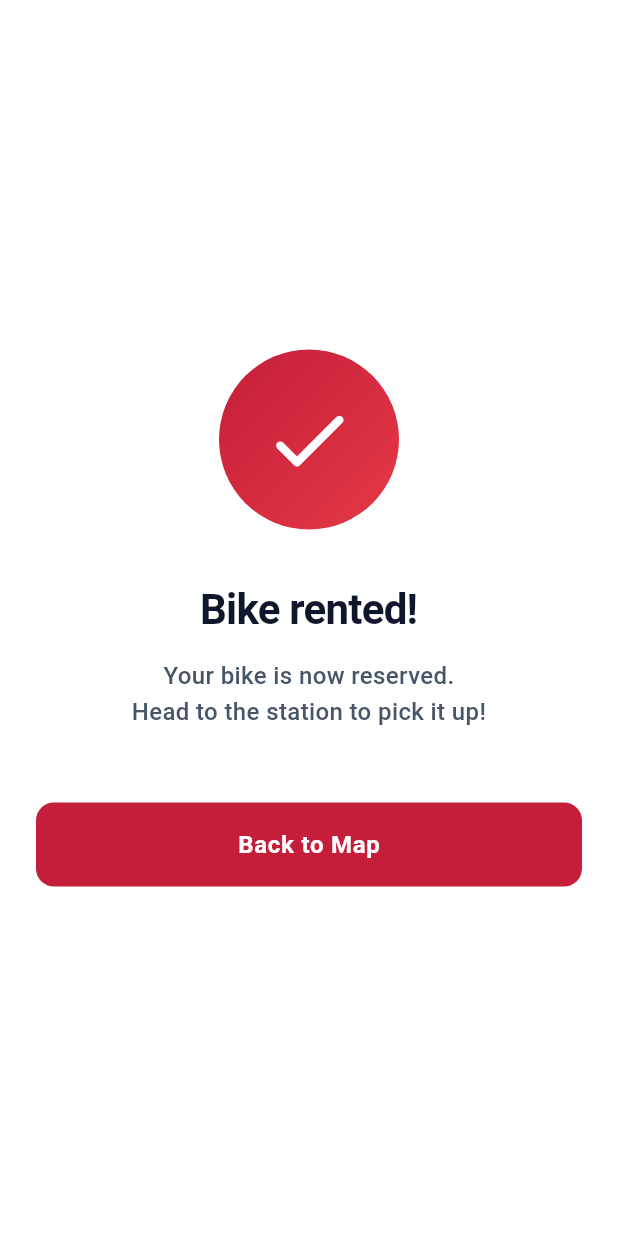
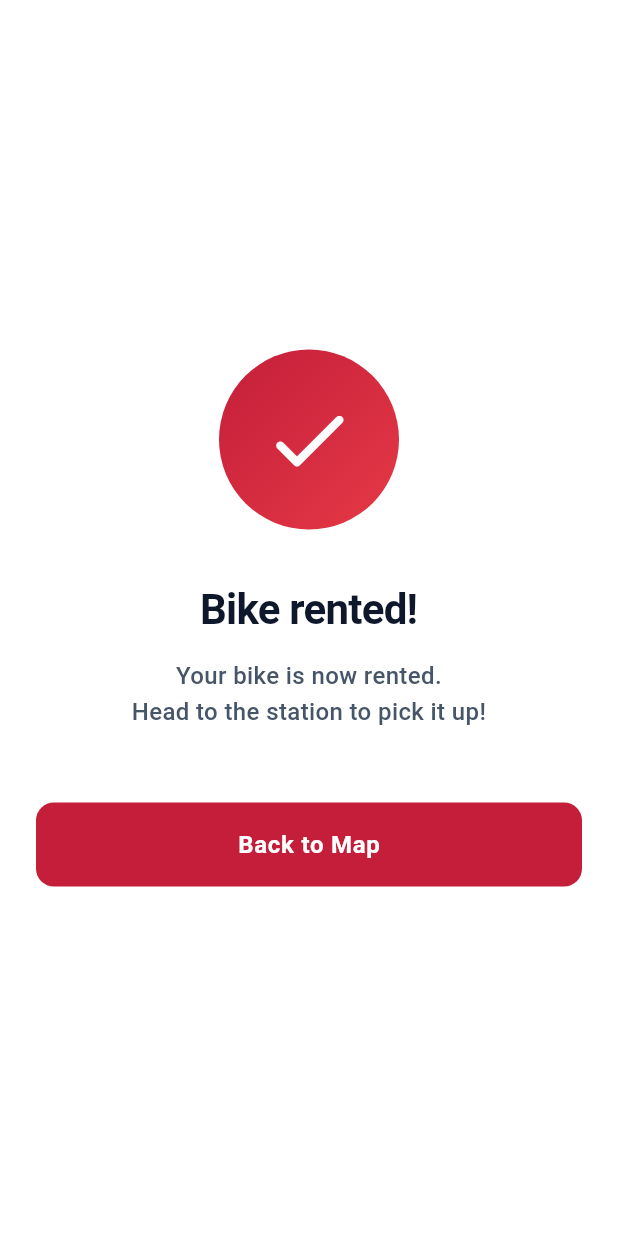
Before and after one commit to ChhunSivHeng/BIKE--KIE, a Flutter app: the SuccessContent screen opened directly, on a phone screen of 412 x 824 dp. Run offline on Flutter 3.47's test engine with Material 3 defaults, Android fonts, the phone set to English and light mode, and no system bars; our stand-ins replace flutter_map, latlong2; accounts and stored records are empty.

Commit message:
change keyword

```diff
--- a/lib/ui/screens/map_screen/widgets/available_bikes_section.dart
+++ b/lib/ui/screens/map_screen/widgets/available_bikes_section.dart
@@ -123,7 +123,7 @@ class _AvailableBikesSectionState extends State<AvailableBikesSection>
                 const SizedBox(width: 10),
                 Expanded(
                   child: Text(
-                    'Reserve for up to 15 minutes',
+                    'Rent for up to 15 minutes',
                     style: TextStyle(
                       color: AppColors.gray700,
                       fontSize: 12,
--- a/lib/ui/screens/success_screen/widgets/success_content.dart
+++ b/lib/ui/screens/success_screen/widgets/success_content.dart
@@ -84,7 +84,7 @@ class _SuccessContentState extends State<SuccessContent>
                   const SizedBox(height: 12),
                   // Success Message
                   Text(
-                    'Your bike is now reserved.\nHead to the station to pick it up!',
+                    'Your bike is now rented.\nHead to the station to pick it up!',
                     textAlign: TextAlign.center,
                     style: TextStyle(
                       color: AppColors.gray600,
```
